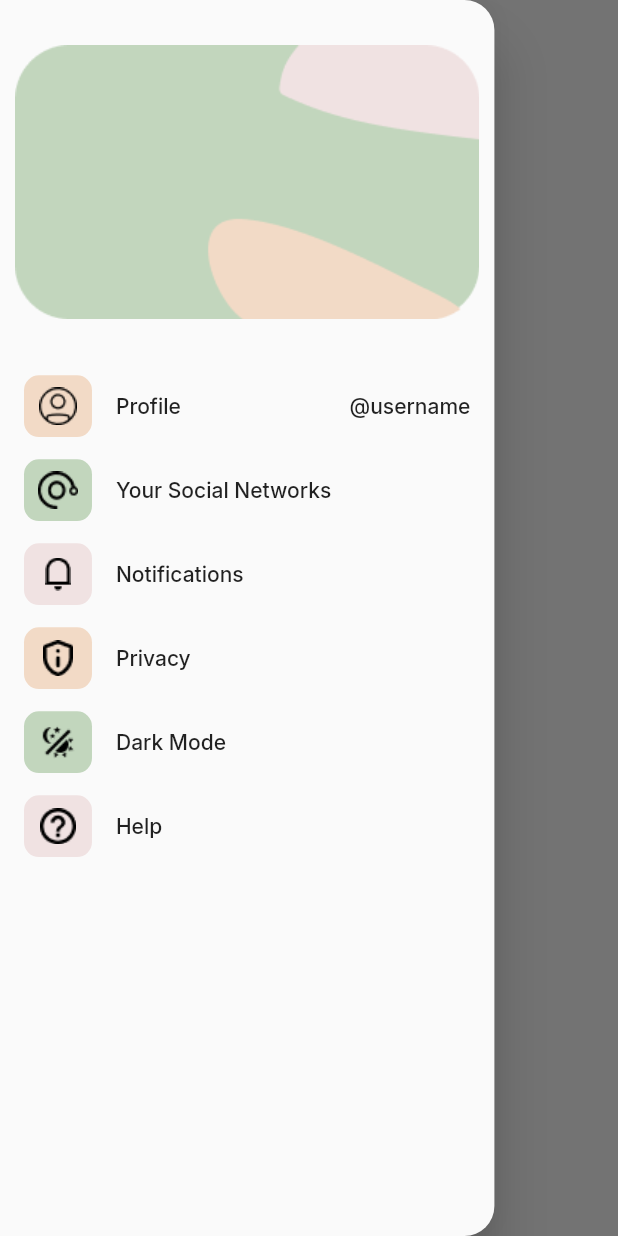
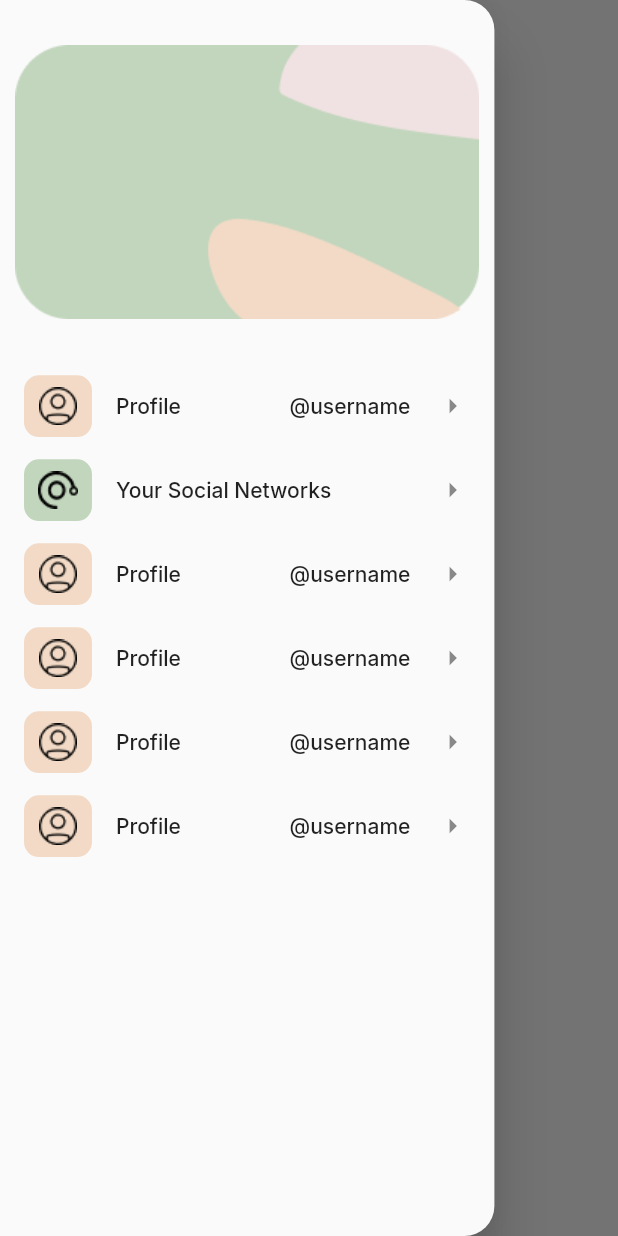
Before and after one commit to Sparsh-R17/Climate-Fintech-App, a Flutter app: the screen it shows after launch, with the side drawer open, on a phone screen of 412 x 824 dp. Run offline on Flutter 3.47's test engine with Material 2 defaults, Android fonts, the phone set to English and light mode, and no system bars; our stand-ins replace google_fonts.

Commit message:
List Converted to Builder

```diff
--- a/lib/config/drawer_data.dart
+++ b/lib/config/drawer_data.dart
@@ -1,11 +1,49 @@
+import 'package:flutter/material.dart';
+
 import '../models/drawer_list.dart';
 import './colors.dart';
 
-List<DrawerList> _drawerList = [
+List<DrawerList> drawerList = [
   DrawerList(
     boxColor: AppColor.brown,
     listName: 'Profile',
     icon: 'assets/images/user_icon.png',
     listTag: '@username',
+    trailingIcon: Icons.arrow_right,
+  ),
+  DrawerList(
+    boxColor: AppColor.green,
+    listName: 'Your Social Networks',
+    icon: 'assets/images/socialmedia_icon.png',
+    listTag: '',
+    trailingIcon: Icons.arrow_right,
+  ),
+  DrawerList(
+    boxColor: AppColor.brown,
+    listName: 'Profile',
+    icon: 'assets/images/user_icon.png',
+    listTag: '@username',
+    trailingIcon: Icons.arrow_right,
+  ),
+  DrawerList(
+    boxColor: AppColor.brown,
+    listName: 'Profile',
+    icon: 'assets/images/user_icon.png',
+    listTag: '@username',
+    trailingIcon: Icons.arrow_right,
+  ),
+  DrawerList(
+    boxColor: AppColor.brown,
+    listName: 'Profile',
+    icon: 'assets/images/user_icon.png',
+    listTag: '@username',
+    trailingIcon: Icons.arrow_right,
+  ),
+  DrawerList(
+    boxColor: AppColor.brown,
+    listName: 'Profile',
+    icon: 'assets/images/user_icon.png',
+    listTag: '@username',
+    trailingIcon: Icons.arrow_right,
   ),
 ];
--- a/lib/models/drawer_list.dart
+++ b/lib/models/drawer_list.dart
@@ -5,11 +5,13 @@ class DrawerList {
   final String listName;
   final String listTag;
   final String icon;
+  final IconData trailingIcon;
 
   DrawerList({
     required this.boxColor,
     required this.listName,
     required this.icon,
     required this.listTag,
+    required this.trailingIcon,
   });
 }
--- a/lib/widgets/custom_drawer.dart
+++ b/lib/widgets/custom_drawer.dart
@@ -1,6 +1,7 @@
 import 'package:flutter/material.dart';
 
 import './drawer_list_tile.dart';
+import '../config/drawer_data.dart';
 
 class CustomDrawer extends StatelessWidget {
   const CustomDrawer({super.key});
@@ -22,12 +23,20 @@ class CustomDrawer extends StatelessWidget {
             child: Image.asset('assets/images/card_design.png'),
           ),
           Expanded(
-            child: ListView(
-              children: const [
-                DrawerListTile(),
-              ],
+            child: ListView.builder(
+              itemCount: 6,
+              itemBuilder: (context, index) {
+                return DrawerListTile(
+                  containerColor: drawerList[index].boxColor,
+                  containerImage: drawerList[index].icon,
+                  name: drawerList[index].listName,
+                  tagName: drawerList[index].listTag,
+                  tileIcon: drawerList[index].trailingIcon,
+                );
+              },
             ),
-          )
+          ),
+
         ],
       ),
     );
--- a/lib/widgets/drawer_list_tile.dart
+++ b/lib/widgets/drawer_list_tile.dart
@@ -3,116 +3,41 @@ import 'package:flutter/material.dart';
 import '../config/colors.dart';
 
 class DrawerListTile extends StatelessWidget {
-  const DrawerListTile({super.key});
+  final Color containerColor;
+  final String name;
+  final String containerImage;
+  final String tagName;
+  final IconData tileIcon;
+
+  const DrawerListTile({
+    super.key,
+    required this.containerColor,
+    required this.name,
+    required this.containerImage,
+    required this.tagName,
+    required this.tileIcon,
+  });
 
   @override
   Widget build(BuildContext context) {
-    return Column(
-      children: [
-        ListTile(
+    return ListTile(
       leading: Container(
         height: MediaQuery.of(context).size.height * 0.05,
         width: MediaQuery.of(context).size.width * 0.11,
         decoration: BoxDecoration(
-              color: AppColor.brown,
+          color: containerColor,
           borderRadius: BorderRadius.circular(10),
         ),
-            child: Image.asset('assets/images/user_icon.png'),
+        child: Image.asset(containerImage),
       ),
+      trailing: Icon(tileIcon),
       title: Row(
         mainAxisAlignment: MainAxisAlignment.spaceBetween,
-            children: const [
-              Text('Profile'),
-              Text('@username'),
+        children: [
+          Text(name),
+          Text(tagName),
         ],
       ),
-        ),
-        ListTile(
-          leading: Container(
-            height: MediaQuery.of(context).size.height * 0.05,
-            width: MediaQuery.of(context).size.width * 0.11,
-            decoration: BoxDecoration(
-              color: AppColor.green,
-              borderRadius: BorderRadius.circular(10),
-            ),
-            child: Image.asset('assets/images/socialmedia_icon.png'),
-          ),
-          title: Row(
-            mainAxisAlignment: MainAxisAlignment.spaceBetween,
-            children: const [
-              Text('Your Social Networks'),
-            ],
-          ),
-        ),
-        ListTile(
-          leading: Container(
-            height: MediaQuery.of(context).size.height * 0.05,
-            width: MediaQuery.of(context).size.width * 0.11,
-            decoration: BoxDecoration(
-              color: AppColor.pink,
-              borderRadius: BorderRadius.circular(10),
-            ),
-            child: Image.asset('assets/images/notifications_icon.png'),
-          ),
-          title: Row(
-            mainAxisAlignment: MainAxisAlignment.spaceBetween,
-            children: const [
-              Text('Notifications'),
-            ],
-          ),
-        ),
-        ListTile(
-          leading: Container(
-            height: MediaQuery.of(context).size.height * 0.05,
-            width: MediaQuery.of(context).size.width * 0.11,
-            decoration: BoxDecoration(
-              color: AppColor.brown,
-              borderRadius: BorderRadius.circular(10),
-            ),
-            child: Image.asset('assets/images/privacy_icon.png'),
-          ),
-          title: Row(
-            mainAxisAlignment: MainAxisAlignment.spaceBetween,
-            children: const [
-              Text('Privacy'),
-            ],
-          ),
-        ),
-        ListTile(
-          leading: Container(
-            height: MediaQuery.of(context).size.height * 0.05,
-            width: MediaQuery.of(context).size.width * 0.11,
-            decoration: BoxDecoration(
-              color: AppColor.green,
-              borderRadius: BorderRadius.circular(10),
-            ),
-            child: Image.asset('assets/images/darkmode_icon.png'),
-          ),
-          title: Row(
-            mainAxisAlignment: MainAxisAlignment.spaceBetween,
-            children: const [
-              Text('Dark Mode'),
-            ],
-          ),
-        ),
-        ListTile(
-          leading: Container(
-            height: MediaQuery.of(context).size.height * 0.05,
-            width: MediaQuery.of(context).size.width * 0.11,
-            decoration: BoxDecoration(
-              color: AppColor.pink,
-              borderRadius: BorderRadius.circular(10),
-            ),
-            child: Image.asset('assets/images/help_icon.png'),
-          ),
-          title: Row(
-            mainAxisAlignment: MainAxisAlignment.spaceBetween,
-            children: const [
-              Text('Help'),
-            ],
-          ),
-        ),
-      ],
     );
   }
 }
```
Lines whose indentation alone changed are shown as unchanged.
